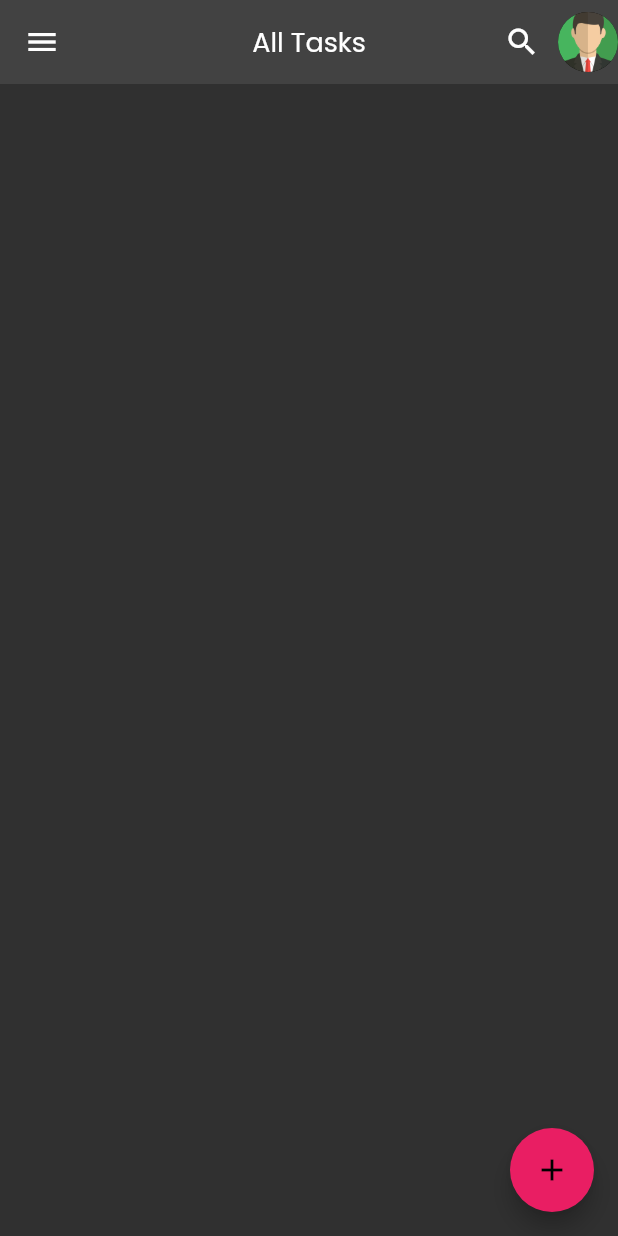
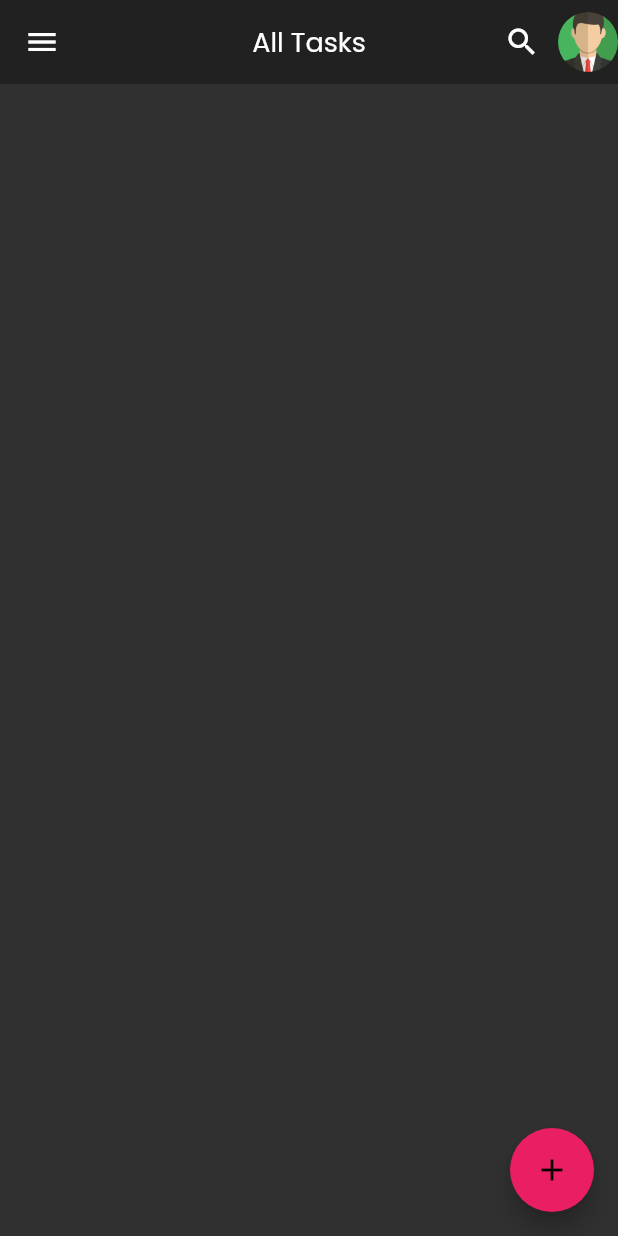
Before and after one commit to narjesabdolii/todolist-app, a Flutter app: the screen it shows after launch, on a phone screen of 412 x 824 dp. Run offline on Flutter 3.47's test engine with Material 2 defaults, Android fonts, the phone set to English and light mode, and no system bars; our stand-ins replace get.

```diff
--- a/lib/Screens/home/home_screen.dart
+++ b/lib/Screens/home/home_screen.dart
@@ -20,8 +20,8 @@ class HomeScreen extends StatelessWidget {
 
     return Obx(() {
       final isDark = homeController.isDark.value;
-      final backgroundColor = isDark ? Colors.white : Colors.grey[800];
-      final foregroundColor = !isDark ? Colors.white : Colors.grey[800];
+      final backgroundColor = isDark ? Colors.white : Colors.grey[900];
+      final foregroundColor = !isDark ? Colors.white : Colors.grey[900];
       return Scaffold(
         appBar: AppBar(
           elevation: 0,
```
Also changed, not shown: lib/Screens/home/SearchBar.dart (+26 -1 lines).
